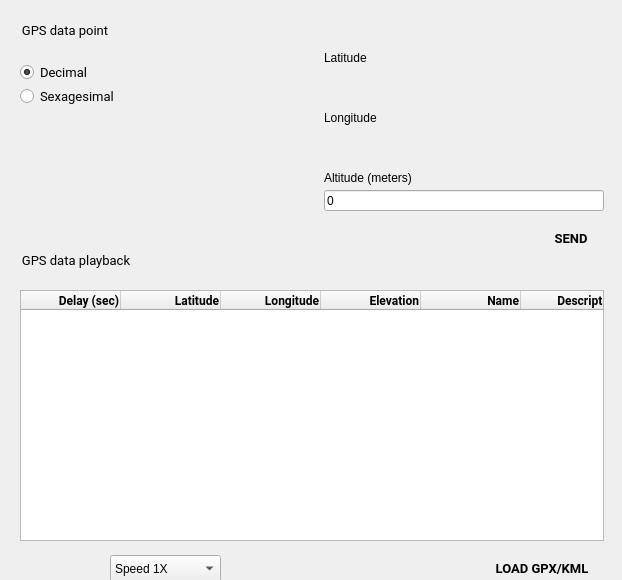
Old version of the form android/skin/qt/extended-pages/location-page.ui in the repository aosp-mirror/platform_external_qemu.
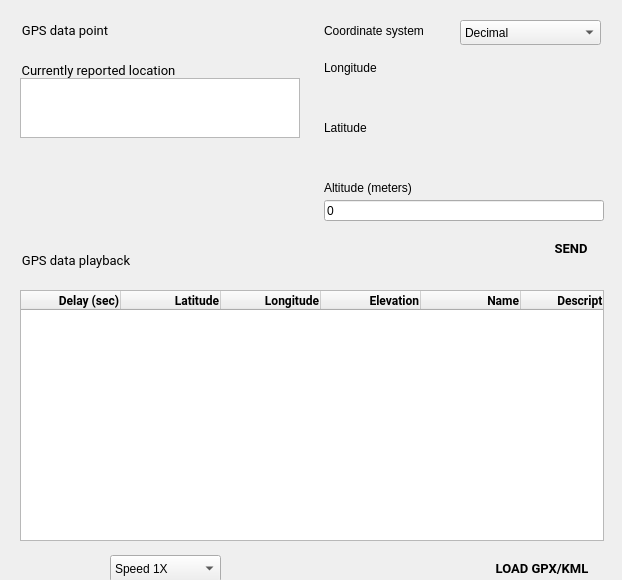
New version of the form. Icons and pictures are not drawn. Custom widgets are drawn as their Qt base class.

Commit message: [ui] Display the current GPS location

```diff
--- a/android/skin/qt/extended-pages/location-page.ui
+++ b/android/skin/qt/extended-pages/location-page.ui
@@ -79,7 +79,7 @@
    <property name="geometry">
     <rect>
      <x>538</x>
-     <y>220</y>
+     <y>230</y>
      <width>66</width>
      <height>36</height>
     </rect>
@@ -106,7 +106,7 @@
    <property name="geometry">
     <rect>
      <x>324</x>
-     <y>50</y>
+     <y>120</y>
      <width>140</width>
      <height>16</height>
     </rect>
@@ -157,7 +157,7 @@
    <property name="geometry">
     <rect>
      <x>324</x>
-     <y>110</y>
+     <y>60</y>
      <width>140</width>
      <height>16</height>
     </rect>
@@ -206,42 +206,17 @@
    <property name="geometry">
     <rect>
      <x>324</x>
-     <y>130</y>
+     <y>80</y>
      <width>280</width>
      <height>21</height>
     </rect>
    </property>
   </widget>
-  <widget class="QRadioButton" name="loc_sexagesimalModeSwitch">
-   <property name="geometry">
-    <rect>
-     <x>20</x>
-     <y>84</y>
-     <width>130</width>
-     <height>25</height>
-    </rect>
-   </property>
-   <property name="font">
-    <font>
-     <family>Roboto</family>
-     <pointsize>10</pointsize>
-    </font>
-   </property>
-   <property name="text">
-    <string>Sexagesimal</string>
-   </property>
-   <property name="iconSize">
-    <size>
-     <width>24</width>
-     <height>24</height>
-    </size>
-   </property>
-  </widget>
   <widget class="AngleInputWidget" name="loc_latitudeInput" native="true">
    <property name="geometry">
     <rect>
      <x>324</x>
-     <y>70</y>
+     <y>140</y>
      <width>280</width>
      <height>21</height>
     </rect>
@@ -414,7 +389,7 @@
    <property name="geometry">
     <rect>
      <x>324</x>
-     <y>190</y>
+     <y>200</y>
      <width>280</width>
      <height>21</height>
     </rect>
@@ -426,41 +401,11 @@
     <string>EditableValue</string>
    </property>
   </widget>
-  <widget class="QRadioButton" name="loc_decimalModeSwitch">
-   <property name="geometry">
-    <rect>
-     <x>20</x>
-     <y>60</y>
-     <width>109</width>
-     <height>25</height>
-    </rect>
-   </property>
-   <property name="font">
-    <font>
-     <family>Roboto</family>
-     <pointsize>10</pointsize>
-     <weight>50</weight>
-     <bold>false</bold>
-    </font>
-   </property>
-   <property name="text">
-    <string>Decimal</string>
-   </property>
-   <property name="iconSize">
-    <size>
-     <width>24</width>
-     <height>24</height>
-    </size>
-   </property>
-   <property name="checked">
-    <bool>true</bool>
-   </property>
-  </widget>
-  <widget class="QLabel" name="label_14">
+  <widget class="QLabel" name="loc_altLabel">
    <property name="geometry">
     <rect>
      <x>324</x>
-     <y>170</y>
+     <y>180</y>
      <width>140</width>
      <height>16</height>
     </rect>
@@ -472,6 +417,85 @@
     <string>Title</string>
    </property>
   </widget>
+  <widget class="QGroupBox" name="loc_currentLocLabel">
+   <property name="geometry">
+    <rect>
+     <x>20</x>
+     <y>60</y>
+     <width>180</width>
+     <height>31</height>
+    </rect>
+   </property>
+   <property name="font">
+    <font>
+     <family>Roboto</family>
+     <pointsize>10</pointsize>
+     <weight>50</weight>
+     <bold>false</bold>
+    </font>
+   </property>
+   <property name="styleSheet">
+    <string notr="true">border: 0px;</string>
+   </property>
+   <property name="title">
+    <string>Currently reported location</string>
+   </property>
+   <property name="ColorGroup" stdset="0">
+    <string>Title</string>
+   </property>
+  </widget>
+  <widget class="QComboBox" name="loc_modeSwitch">
+   <property name="geometry">
+    <rect>
+     <x>460</x>
+     <y>20</y>
+     <width>141</width>
+     <height>25</height>
+    </rect>
+   </property>
+   <item>
+    <property name="text">
+     <string>Decimal</string>
+    </property>
+   </item>
+   <item>
+    <property name="text">
+     <string>Sexigesimal</string>
+    </property>
+   </item>
+  </widget>
+  <widget class="QLabel" name="label_15">
+   <property name="geometry">
+    <rect>
+     <x>324</x>
+     <y>20</y>
+     <width>140</width>
+     <height>21</height>
+    </rect>
+   </property>
+   <property name="text">
+    <string>Coordinate system</string>
+   </property>
+   <property name="ColorGroup" stdset="0">
+    <string>Title</string>
+   </property>
+  </widget>
+  <widget class="QTextBrowser" name="loc_currentLoc">
+   <property name="geometry">
+    <rect>
+     <x>20</x>
+     <y>78</y>
+     <width>280</width>
+     <height>60</height>
+    </rect>
+   </property>
+   <property name="font">
+    <font>
+     <family>Roboto</family>
+     <pointsize>10</pointsize>
+    </font>
+   </property>
+  </widget>
  </widget>
  <customwidgets>
   <customwidget>
```
Left out of the diff: 4 changed lines with no effect on the pictures. The commit also changes 9 other files.
